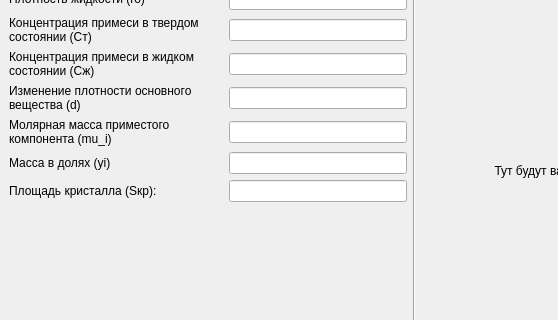
Old version of the form mainwindow.ui in the repository MikheevRoman/CzochralskiMethodModeling; both pictures show x 0 to 558 and y 184 to 504 of the 1361 by 713 pixel window.
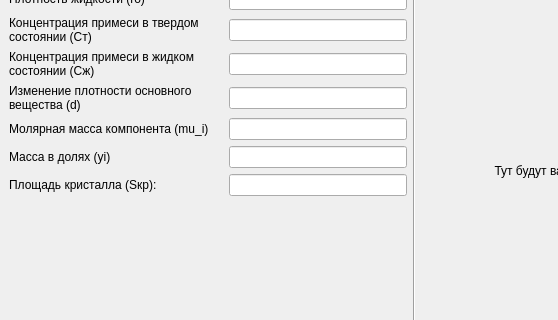
New version of the form.

Patch:
```diff
--- a/mainwindow.ui
+++ b/mainwindow.ui
@@ -175,8 +175,7 @@
     <item row="10" column="0">
      <widget class="QLabel" name="label_21">
       <property name="text">
-       <string>Молярная масса приместого
-компонента (mu_i)</string>
+       <string>Молярная масса компонента (mu_i)</string>
       </property>
      </widget>
     </item>
```
